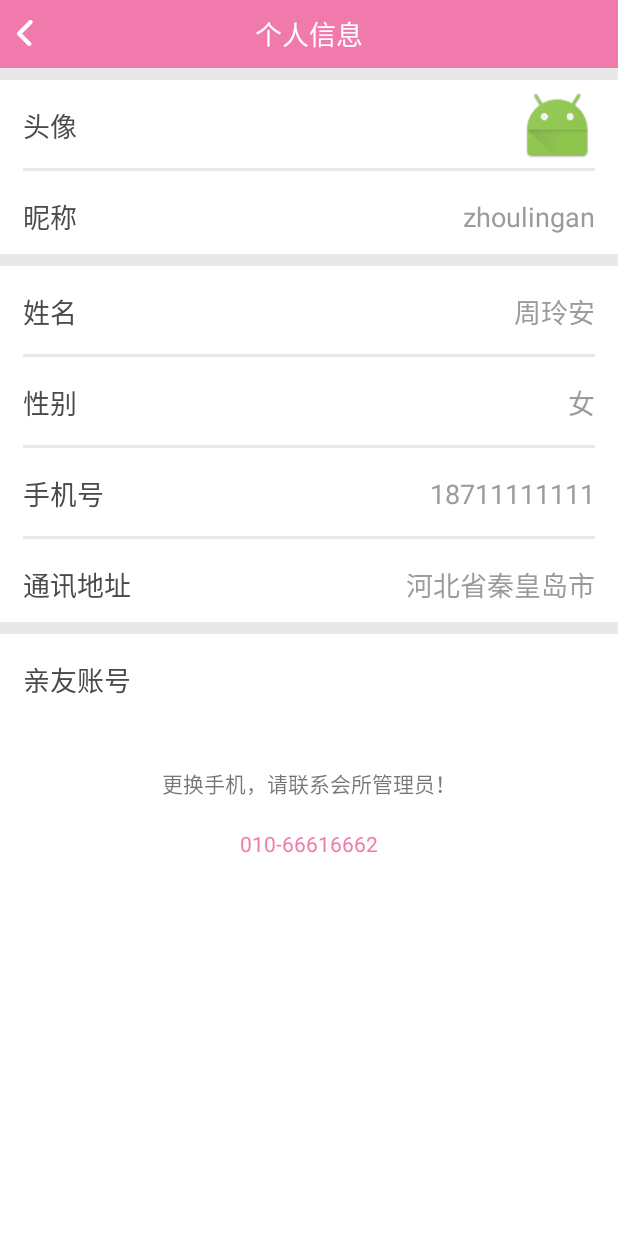
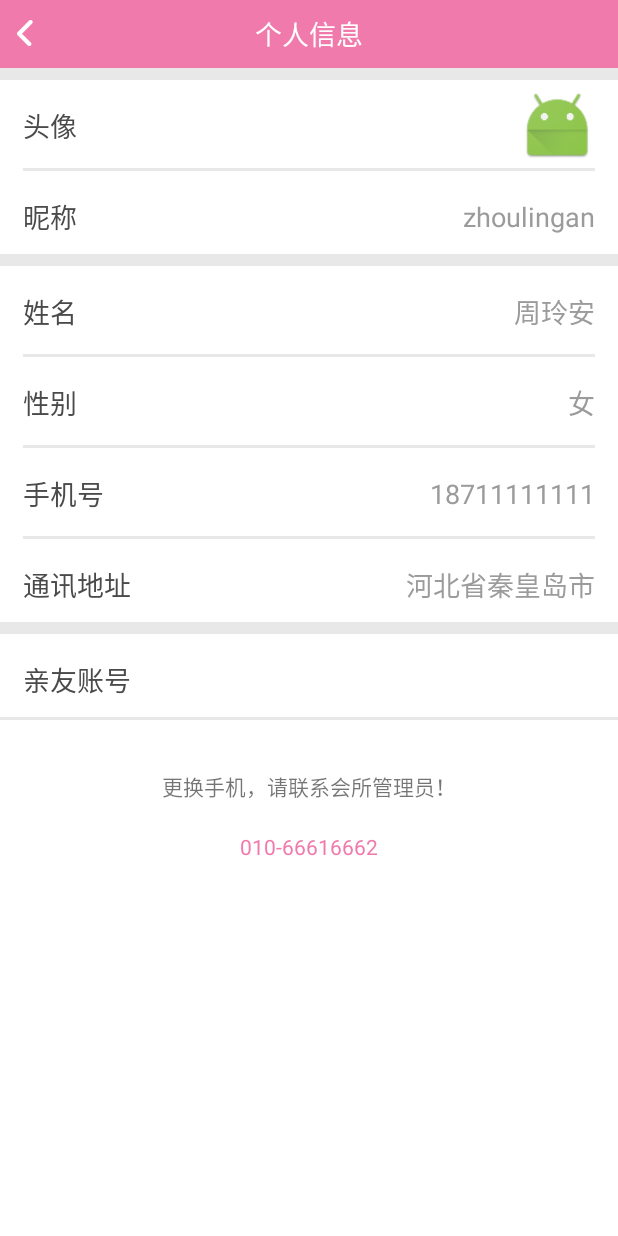
Before and after one commit to BreedMemory/BreedMemory, an Android app: the PersonalInfoActivity screen opened directly, with no data from a screen before it, on a phone screen of 412 x 824 dp. Run offline under Robolectric (Android 15) with nearby library versions, the phone set to English and light mode, and no system bars.

Commit message:
“我的”页面跳转的完善

```diff
--- a/app/src/main/res/layout/activity_nickname_change.xml
+++ b/app/src/main/res/layout/activity_nickname_change.xml
@@ -13,6 +13,8 @@
     <RelativeLayout
         android:layout_width="match_parent"
         android:layout_height="wrap_content"
+        android:layout_marginTop="5dip"
+        android:layout_marginBottom="5dip"
         android:background="@color/white">
 
 
--- a/app/src/main/res/layout/activity_personal_info.xml
+++ b/app/src/main/res/layout/activity_personal_info.xml
@@ -190,6 +190,11 @@
                 android:text="@string/relaccount" />
         </RelativeLayout>
 
+        <View
+            android:layout_width="match_parent"
+            android:layout_height="2dip"
+            android:background="#E8E8E8" />
+
         <TextView
             android:layout_width="wrap_content"
             android:layout_height="wrap_content"
--- a/app/src/main/res/layout/activity_phone_num_change.xml
+++ b/app/src/main/res/layout/activity_phone_num_change.xml
@@ -11,6 +11,8 @@
     <RelativeLayout
         android:layout_width="match_parent"
         android:layout_height="wrap_content"
+        android:layout_marginTop="5dip"
+        android:layout_marginBottom="5dip"
         android:background="@color/white">
 
         <EditText
```
Also changed, not shown: app/src/main/java/com/yijiehl/club/android/ui/activity/PersonalInfoActivity.java (+8 -7 lines).
